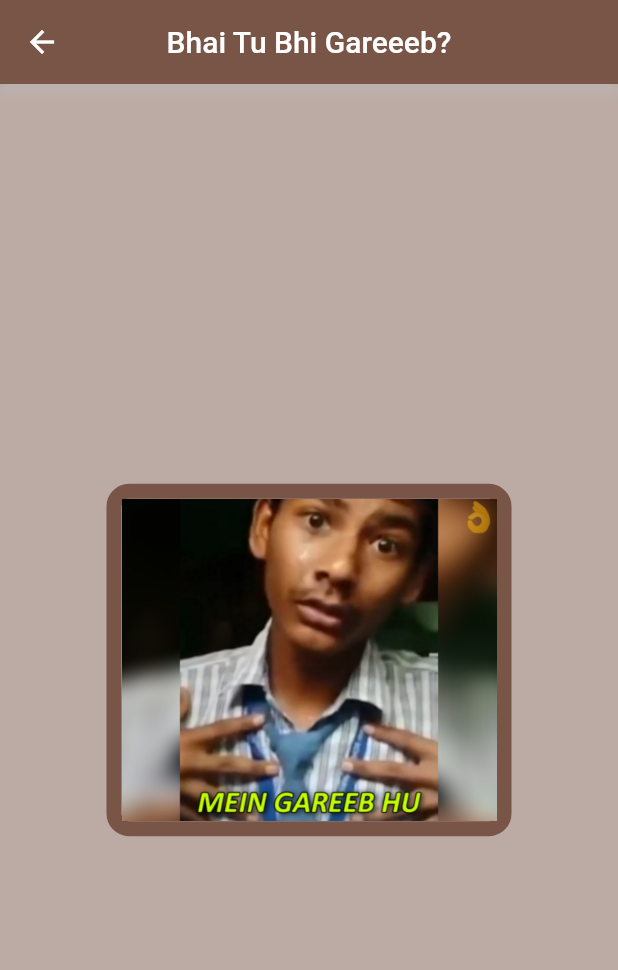
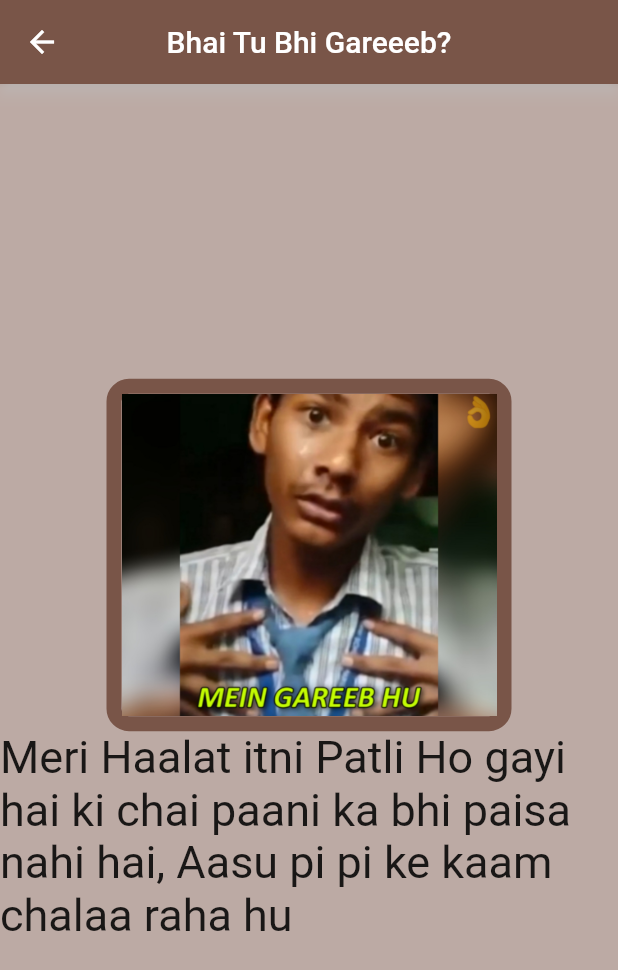
Before and after one commit to HeLLLuci/project, a Flutter app: the Poor screen opened directly, on a phone screen of 412 x 824 dp. Shown: the top 970 px of the screen. Run offline on Flutter 3.47's test engine with Material 2 defaults, Android fonts, the phone set to English and light mode, and no system bars.

Commit message:
Running Code

```diff
--- a/lib/Poor.dart
+++ b/lib/Poor.dart
@@ -12,7 +12,8 @@ class _PoorState extends State<Poor> {
   @override
   Widget build(BuildContext context) {
     return Scaffold(
-      appBar: AppBar(centerTitle: true,
+      appBar: AppBar(
+        centerTitle: true,
         title: Text("Bhai Tu Bhi Gareeeb?"),
         backgroundColor: Colors.brown,
         shadowColor: Colors.white,
@@ -22,13 +23,21 @@ class _PoorState extends State<Poor> {
         child: Column(
           mainAxisAlignment: MainAxisAlignment.center,
           children: [
-          Container(
-              decoration: BoxDecoration(
-                border: Border.all(color: Colors.brown,width: 10,style: BorderStyle.solid),
-                borderRadius: BorderRadius.circular(15)
-              ),
-              child: Image(image: AssetImage("assets/images/gareeb.jpg"),width: 250,))
-        ],),
+            Container(
+                decoration: BoxDecoration(
+                    border: Border.all(
+                        color: Colors.brown,
+                        width: 10,
+                        style: BorderStyle.solid),
+                    borderRadius: BorderRadius.circular(15)),
+                child: Image(
+                  image: AssetImage("assets/images/gareeb.jpg"),
+                  width: 250,
+                ),
+            ),
+            Text("Meri Haalat itni Patli Ho gayi hai ki chai paani ka bhi paisa nahi hai, Aasu pi pi ke kaam chalaa raha hu",style: TextStyle(fontSize: 30),)
+          ],
+        ),
       ),
     );
   }
```
Also changed, not shown: lib/main.dart (+5 -8 lines), lib/rich.dart (+10 -2 lines), 1 other file.
